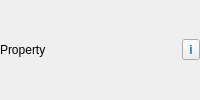
Qt form src/nml_tools/gui/ui/field_row.ui (MuellerSeb/nml-tools) before a commit.
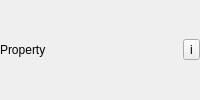
The same form after that commit.

What changed in the file:
```diff
--- a/src/nml_tools/gui/ui/field_row.ui
+++ b/src/nml_tools/gui/ui/field_row.ui
@@ -6,7 +6,7 @@
    <property name="leftMargin"><number>0</number></property><property name="topMargin"><number>0</number></property><property name="rightMargin"><number>0</number></property><property name="bottomMargin"><number>0</number></property>
    <item><widget class="QLabel" name="fieldLabel"><property name="text"><string>Property</string></property></widget></item>
    <item><widget class="QWidget" name="editorHost"><layout class="QHBoxLayout" name="editorLayout"><property name="leftMargin"><number>0</number></property><property name="topMargin"><number>0</number></property><property name="rightMargin"><number>0</number></property><property name="bottomMargin"><number>0</number></property></layout></widget></item>
-   <item><widget class="QToolButton" name="infoButton"><property name="toolTip"><string>Show property description</string></property><property name="accessibleName"><string>Property information</string></property><property name="text"><string>i</string></property><property name="styleSheet"><string>QToolButton#infoButton { color: #267ac3; font-weight: bold; }</string></property></widget></item>
+   <item><widget class="QToolButton" name="infoButton"><property name="toolTip"><string>Show property description</string></property><property name="accessibleName"><string>Property information</string></property><property name="text"><string>i</string></property></widget></item>
   </layout>
  </widget>
  <resources/><connections/>
```
